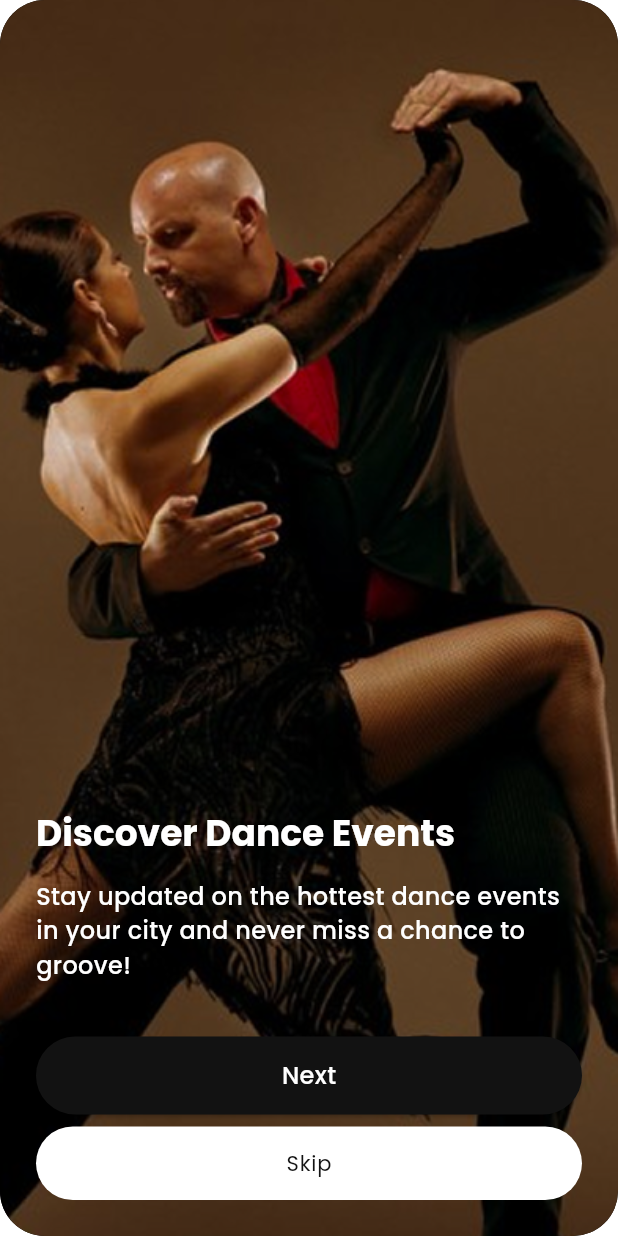
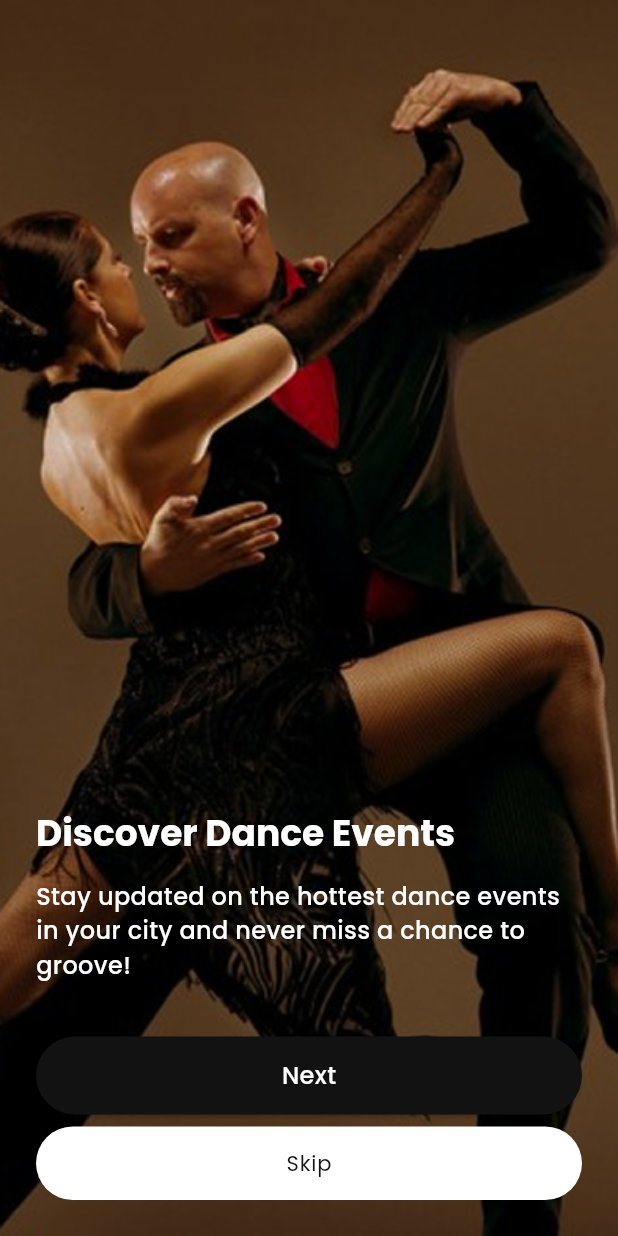
Before and after one commit to KDBismael/dance-up, a Flutter app: the screen it shows after launch, after a tap on "Next", on a phone screen of 412 x 824 dp. Run offline on Flutter 3.47's test engine with Material 3 defaults, Android fonts, the phone set to English and light mode, and no system bars; our stand-ins replace cloud_firestore, dartz, dropdown_button2, firebase_auth, firebase_core, flutter_svg and 5 more; accounts and stored records are empty.

Commit message:
fix design bug

```diff
--- a/lib/features/auth/onboarding/discover_dance_event_screnn.dart
+++ b/lib/features/auth/onboarding/discover_dance_event_screnn.dart
@@ -16,8 +16,7 @@ class _DiscoverDanceEventsScreenState extends State<DiscoverDanceEventsScreen> {
   Widget build(BuildContext context) {
     return Scaffold(
       body: Container(
-        decoration: BoxDecoration(
-          borderRadius: BorderRadius.circular(30),
+        decoration: const BoxDecoration(
           color: Colors.black,
         ),
         child: Stack(
@@ -25,7 +24,6 @@ class _DiscoverDanceEventsScreenState extends State<DiscoverDanceEventsScreen> {
             // Background Image
             Positioned.fill(
               child: ClipRRect(
-                borderRadius: BorderRadius.circular(30),
                 child: Image.asset(
                   'res/images/discoverDanceEvents.png',
                   fit: BoxFit.cover,
--- a/lib/features/auth/onboarding/macth_vibes_screen.dart
+++ b/lib/features/auth/onboarding/macth_vibes_screen.dart
@@ -14,8 +14,7 @@ class _MatchVibesScreenState extends State<MatchVibesScreen> {
   Widget build(BuildContext context) {
     return Scaffold(
       body: Container(
-        decoration: BoxDecoration(
-          borderRadius: BorderRadius.circular(30),
+        decoration: const BoxDecoration(
           color: Colors.black,
         ),
         child: Stack(
@@ -23,7 +22,6 @@ class _MatchVibesScreenState extends State<MatchVibesScreen> {
             // Background Image
             Positioned.fill(
               child: ClipRRect(
-                borderRadius: BorderRadius.circular(30),
                 child: Image.asset(
                   'res/images/MatchVibes.png',
                   fit: BoxFit.cover,
--- a/lib/features/auth/onboarding/meet_dancers_screnn.dart
+++ b/lib/features/auth/onboarding/meet_dancers_screnn.dart
@@ -15,8 +15,7 @@ class _MeetDancersScreenState extends State<MeetDancersScreen> {
   Widget build(BuildContext context) {
     return Scaffold(
       body: Container(
-        decoration: BoxDecoration(
-          borderRadius: BorderRadius.circular(30),
+        decoration: const BoxDecoration(
           color: Colors.black,
         ),
         child: Stack(
@@ -24,7 +23,6 @@ class _MeetDancersScreenState extends State<MeetDancersScreen> {
             // Background Image
             Positioned.fill(
               child: ClipRRect(
-                borderRadius: BorderRadius.circular(30),
                 child: Image.asset(
                   'res/images/meetDancers.png',
                   fit: BoxFit.cover,
```
